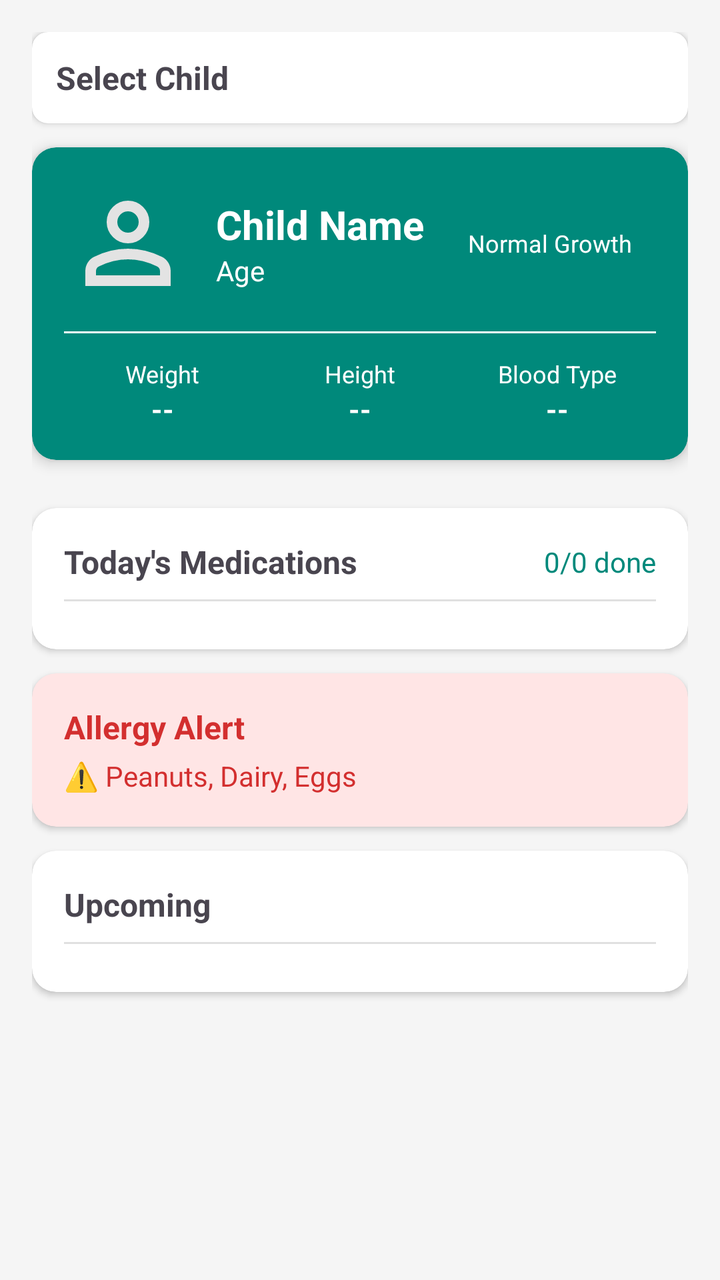
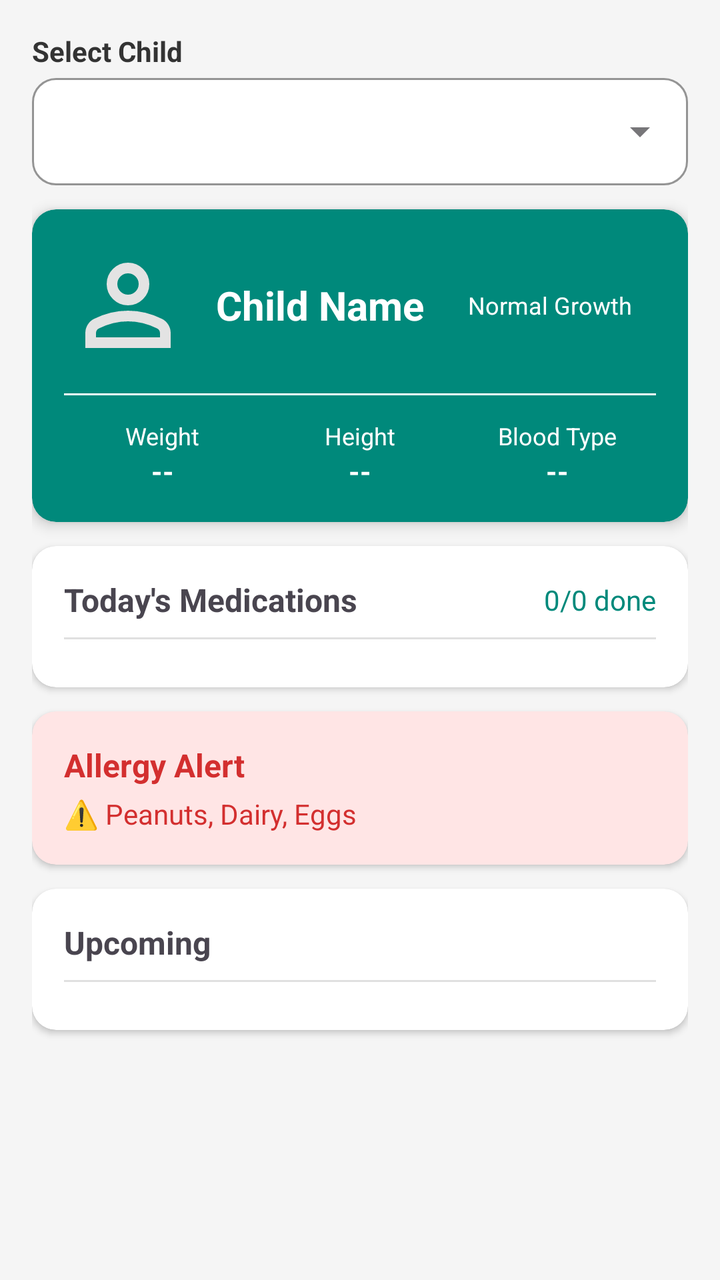

The first picture is an Android layout as it rendered before a commit; the second is the same layout after the commit. The layout source and the unified diff follow.
<!-- AndroidManifest.xml: application theme Theme.Carelyo -->
<!-- res/layout/fragment_home.xml -->
<?xml version="1.0" encoding="utf-8"?>
<ScrollView xmlns:android="http://schemas.android.com/apk/res/android"
    xmlns:app="http://schemas.android.com/apk/res-auto"
    xmlns:tools="http://schemas.android.com/tools"
    android:layout_width="match_parent"
    android:layout_height="match_parent"
    android:fillViewport="true"
    android:background="#F5F5F5">

    <LinearLayout
        android:layout_width="match_parent"
        android:layout_height="wrap_content"
        android:orientation="vertical"
        android:padding="16dp">

        
        <ProgressBar
            android:id="@+id/progressBar"
            android:layout_width="wrap_content"
            android:layout_height="wrap_content"
            android:layout_gravity="center"
            android:visibility="gone"
            tools:visibility="visible" />

        
        <androidx.cardview.widget.CardView
            android:id="@+id/childSelectorContainer"
            android:layout_width="match_parent"
            android:layout_height="wrap_content"
            app:cardCornerRadius="8dp"
            app:cardElevation="2dp"
            android:clickable="true"
            android:focusable="true">

            <LinearLayout
                android:layout_width="match_parent"
                android:layout_height="wrap_content"
                android:orientation="horizontal"
                android:padding="12dp"
                android:gravity="center_vertical">

                <TextView
                    android:id="@+id/tvChildSelectorText"
                    android:layout_width="0dp"
                    android:layout_height="wrap_content"
                    android:layout_weight="1"
                    android:text="Select Child"
                    android:textSize="16sp"
                    android:textStyle="bold" />

                <ImageView
                    android:id="@+id/ivDropdownIcon"
                    android:layout_width="24dp"
                    android:layout_height="24dp"
                    android:src="@drawable/ic_dropdown"
                    android:visibility="gone"
                    tools:visibility="visible" />
            </LinearLayout>
        </androidx.cardview.widget.CardView>

        
        <View
            android:layout_width="match_parent"
            android:layout_height="12dp" />

        
        <androidx.cardview.widget.CardView
            android:id="@+id/cardChildDetails"
            android:layout_width="match_parent"
            android:layout_height="wrap_content"
            app:cardCornerRadius="12dp"
            app:cardElevation="4dp"
            android:backgroundTint="#00897B">

            <LinearLayout
                android:layout_width="match_parent"
                android:layout_height="wrap_content"
                android:orientation="vertical"
                android:padding="16dp">

                
                <LinearLayout
                    android:layout_width="match_parent"
                    android:layout_height="wrap_content"
                    android:orientation="horizontal"
                    android:gravity="center_vertical">

                    <ImageView
                        android:id="@+id/ivChildProfile"
                        android:layout_width="64dp"
                        android:layout_height="64dp"
                        android:src="@drawable/ic_avatar_male"
                        app:circleCrop="true" />

                    <LinearLayout
                        android:layout_width="0dp"
                        android:layout_height="wrap_content"
                        android:layout_weight="1"
                        android:layout_marginStart="12dp"
                        android:orientation="vertical">

                        <TextView
                            android:id="@+id/tvChildName"
                            android:layout_width="wrap_content"
                            android:layout_height="wrap_content"
                            android:text="Child Name"
                            android:textColor="@android:color/white"
                            android:textSize="20sp"
                            android:textStyle="bold" />

                        <TextView
                            android:id="@+id/tvChildAge"
                            android:layout_width="wrap_content"
                            android:layout_height="wrap_content"
                            android:text="Age"
                            android:textColor="@android:color/white"
                            android:textSize="14sp" />
                    </LinearLayout>

                    <TextView
                        android:id="@+id/tvGrowthStatus"
                        android:layout_width="wrap_content"
                        android:layout_height="wrap_content"
                        android:paddingHorizontal="12dp"
                        android:paddingVertical="4dp"
                        android:text="Normal Growth"
                        android:textColor="@android:color/white"
                        android:textSize="12sp" />
                </LinearLayout>

                
                <View
                    android:layout_width="match_parent"
                    android:layout_height="1dp"
                    android:layout_marginVertical="12dp"
                    android:background="@android:color/white" />

                
                <LinearLayout
                    android:layout_width="match_parent"
                    android:layout_height="wrap_content"
                    android:orientation="horizontal"
                    android:weightSum="3">

                    <LinearLayout
                        android:layout_width="0dp"
                        android:layout_height="wrap_content"
                        android:layout_weight="1"
                        android:orientation="vertical"
                        android:gravity="center">

                        <TextView
                            android:layout_width="wrap_content"
                            android:layout_height="wrap_content"
                            android:text="Weight"
                            android:textColor="@android:color/white"
                            android:textSize="12sp" />

                        <TextView
                            android:id="@+id/tvWeightValue"
                            android:layout_width="wrap_content"
                            android:layout_height="wrap_content"
                            android:text="--"
                            android:textColor="@android:color/white"
                            android:textSize="14sp"
                            android:textStyle="bold" />
                    </LinearLayout>

                    <LinearLayout
                        android:layout_width="0dp"
                        android:layout_height="wrap_content"
                        android:layout_weight="1"
                        android:orientation="vertical"
                        android:gravity="center">

                        <TextView
                            android:layout_width="wrap_content"
                            android:layout_height="wrap_content"
                            android:text="Height"
                            android:textColor="@android:color/white"
                            android:textSize="12sp" />

                        <TextView
                            android:id="@+id/tvHeightValue"
                            android:layout_width="wrap_content"
                            android:layout_height="wrap_content"
                            android:text="--"
                            android:textColor="@android:color/white"
                            android:textSize="14sp"
                            android:textStyle="bold" />
                    </LinearLayout>

                    <LinearLayout
                        android:layout_width="0dp"
                        android:layout_height="wrap_content"
                        android:layout_weight="1"
                        android:orientation="vertical"
                        android:gravity="center">

                        <TextView
                            android:layout_width="wrap_content"
                            android:layout_height="wrap_content"
                            android:text="Blood Type"
                            android:textColor="@android:color/white"
                            android:textSize="12sp" />

                        <TextView
                            android:id="@+id/tvBloodTypeValue"
                            android:layout_width="wrap_content"
                            android:layout_height="wrap_content"
                            android:text="--"
                            android:textColor="@android:color/white"
                            android:textSize="14sp"
                            android:textStyle="bold" />
                    </LinearLayout>
                </LinearLayout>
            </LinearLayout>
        </androidx.cardview.widget.CardView>

        
        <View
            android:layout_width="match_parent"
            android:layout_height="12dp" />

        
        <View
            android:layout_width="match_parent"
            android:layout_height="12dp" />

        
        <androidx.cardview.widget.CardView
            android:id="@+id/cardMedications"
            android:layout_width="match_parent"
            android:layout_height="wrap_content"
            app:cardCornerRadius="12dp"
            app:cardElevation="2dp"
            android:backgroundTint="@android:color/white">

            <LinearLayout
                android:layout_width="match_parent"
                android:layout_height="wrap_content"
                android:orientation="vertical"
                android:padding="16dp">

                
                <LinearLayout
                    android:layout_width="match_parent"
                    android:layout_height="wrap_content"
                    android:orientation="horizontal"
                    android:gravity="center_vertical">

                    <TextView
                        android:layout_width="0dp"
                        android:layout_height="wrap_content"
                        android:layout_weight="1"
                        android:text="Today's Medications"
                        android:textSize="16sp"
                        android:textStyle="bold" />

                    <TextView
                        android:id="@+id/tvMedicationProgress"
                        android:layout_width="wrap_content"
                        android:layout_height="wrap_content"
                        android:text="0/0 done"
                        android:textSize="14sp"
                        android:textColor="#00897B" />
                </LinearLayout>

                
                <View
                    android:layout_width="match_parent"
                    android:layout_height="1dp"
                    android:layout_marginVertical="8dp"
                    android:background="#E0E0E0" />

                
                <androidx.recyclerview.widget.RecyclerView
                    android:id="@+id/rvMedications"
                    android:layout_width="match_parent"
                    android:layout_height="wrap_content"
                    android:nestedScrollingEnabled="false" />
            </LinearLayout>
        </androidx.cardview.widget.CardView>

        
        <View
            android:layout_width="match_parent"
            android:layout_height="12dp" />

        
        <androidx.cardview.widget.CardView
            android:id="@+id/cardAllergyAlert"
            android:layout_width="match_parent"
            android:layout_height="wrap_content"
            app:cardCornerRadius="12dp"
            app:cardElevation="2dp"
            android:backgroundTint="#FFE5E5">

            <LinearLayout
                android:layout_width="match_parent"
                android:layout_height="wrap_content"
                android:orientation="vertical"
                android:padding="16dp">

                <TextView
                    android:id="@+id/tvAllergyTitle"
                    android:layout_width="wrap_content"
                    android:layout_height="wrap_content"
                    android:text="Allergy Alert"
                    android:textColor="#D32F2F"
                    android:textSize="16sp"
                    android:textStyle="bold" />

                <TextView
                    android:id="@+id/tvAllergyDescription"
                    android:layout_width="match_parent"
                    android:layout_height="wrap_content"
                    android:layout_marginTop="4dp"
                    android:text="⚠️ Peanuts, Dairy, Eggs"
                    android:textColor="#D32F2F"
                    android:textSize="14sp" />

                
                <com.google.android.material.chip.ChipGroup
                    android:id="@+id/chipGroupAllergies"
                    android:layout_width="match_parent"
                    android:layout_height="wrap_content"
                    android:layout_marginTop="8dp"
                    android:visibility="gone" />

            </LinearLayout>
        </androidx.cardview.widget.CardView>

        
        <View
            android:layout_width="match_parent"
            android:layout_height="12dp" />

        
        <androidx.cardview.widget.CardView
            android:id="@+id/cardUpcoming"
            android:layout_width="match_parent"
            android:layout_height="wrap_content"
            app:cardCornerRadius="12dp"
            app:cardElevation="2dp"
            android:backgroundTint="@android:color/white">

            <LinearLayout
                android:layout_width="match_parent"
                android:layout_height="wrap_content"
                android:orientation="vertical"
                android:padding="16dp">

                
                <LinearLayout
                    android:layout_width="match_parent"
                    android:layout_height="wrap_content"
                    android:orientation="horizontal"
                    android:gravity="center_vertical">

                    <TextView
                        android:layout_width="0dp"
                        android:layout_height="wrap_content"
                        android:layout_weight="1"
                        android:text="Upcoming"
                        android:textSize="16sp"
                        android:textStyle="bold" />
                </LinearLayout>

                
                <View
                    android:layout_width="match_parent"
                    android:layout_height="1dp"
                    android:layout_marginVertical="8dp"
                    android:background="#E0E0E0" />

                
                <androidx.recyclerview.widget.RecyclerView
                    android:id="@+id/rvUpcomingEvents"
                    android:layout_width="match_parent"
                    android:layout_height="wrap_content"
                    android:nestedScrollingEnabled="false" />

                
                <TextView
                    android:id="@+id/tvUpcomingEmpty"
                    android:layout_width="match_parent"
                    android:layout_height="wrap_content"
                    android:gravity="center"
                    android:padding="16dp"
                    android:text="No upcoming events"
                    android:textColor="#757575"
                    android:visibility="gone"
                    tools:visibility="visible" />
            </LinearLayout>
        </androidx.cardview.widget.CardView>

        
        <View
            android:layout_width="match_parent"
            android:layout_height="16dp" />

    </LinearLayout>
</ScrollView>
<!-- resources referenced by this layout -->
<resources>
  <!-- drawable ic_avatar_male (drawable) -->
  <vector xmlns:android="http://schemas.android.com/apk/res/android"
      android:width="24dp"
      android:height="24dp"
      android:viewportWidth="960"
      android:viewportHeight="960">
    <path
        android:pathData="M367,433q-47,-47 -47,-113t47,-113q47,-47 113,-47t113,47q47,47 47,113t-47,113q-47,47 -113,47t-113,-47ZM160,800v-112q0,-34 17.5,-62.5T224,582q62,-31 126,-46.5T480,520q66,0 130,15.5T736,582q29,15 46.5,43.5T800,688v112L160,800ZM240,720h480v-32q0,-11 -5.5,-20T700,654q-54,-27 -109,-40.5T480,600q-56,0 -111,13.5T260,654q-9,5 -14.5,14t-5.5,20v32ZM536.5,376.5Q560,353 560,320t-23.5,-56.5Q513,240 480,240t-56.5,23.5Q400,287 400,320t23.5,56.5Q447,400 480,400t56.5,-23.5ZM480,320ZM480,720Z"
        android:fillColor="#e3e3e3"/>
  </vector>
  <!-- drawable ic_dropdown (drawable) -->
  <vector xmlns:android="http://schemas.android.com/apk/res/android"
      android:width="24dp"
      android:height="24dp"
      android:viewportWidth="960"
      android:viewportHeight="960">
    <path
        android:pathData="M480,616 L240,376l56,-56 184,184 184,-184 56,56 -240,240Z"
        android:fillColor="#e3e3e3"/>
  </vector>
  <style name="Theme.Carelyo" parent="Base.Theme.Carelyo" />
  <style name="Base.Theme.Carelyo" parent="Theme.Material3.DayNight.NoActionBar">
          
          
      </style>
</resources>

<!-- the commit's change to res/layout/fragment_home.xml (unified diff, before → after) -->
@@ -23,45 +23,43 @@
             tools:visibility="visible" />
 
         
-        <androidx.cardview.widget.CardView
-            android:id="@+id/childSelectorContainer"
-            android:layout_width="match_parent"
-            android:layout_height="wrap_content"
-            app:cardCornerRadius="8dp"
-            app:cardElevation="2dp"
-            android:clickable="true"
-            android:focusable="true">
-
-            <LinearLayout
-                android:layout_width="match_parent"
-                android:layout_height="wrap_content"
-                android:orientation="horizontal"
-                android:padding="12dp"
-                android:gravity="center_vertical">
-
-                <TextView
-                    android:id="@+id/tvChildSelectorText"
-                    android:layout_width="0dp"
-                    android:layout_height="wrap_content"
-                    android:layout_weight="1"
-                    android:text="Select Child"
-                    android:textSize="16sp"
-                    android:textStyle="bold" />
-
-                <ImageView
-                    android:id="@+id/ivDropdownIcon"
-                    android:layout_width="24dp"
-                    android:layout_height="24dp"
-                    android:src="@drawable/ic_dropdown"
-                    android:visibility="gone"
-                    tools:visibility="visible" />
-            </LinearLayout>
-        </androidx.cardview.widget.CardView>
-
-        
-        <View
-            android:layout_width="match_parent"
-            android:layout_height="12dp" />
+        <TextView
+            android:id="@+id/tvDropdownLabel"
+            android:layout_width="wrap_content"
+            android:layout_height="wrap_content"
+            android:layout_marginBottom="4dp"
+            android:text="Select Child"
+            android:textSize="14sp"
+            android:textColor="#333333"
+            android:textStyle="bold" />
+
+        
+        <com.google.android.material.textfield.TextInputLayout
+            android:id="@+id/childSelectorMenu"
+            style="@style/Widget.MaterialComponents.TextInputLayout.OutlinedBox.ExposedDropdownMenu"
+            android:layout_width="match_parent"
+            android:layout_height="wrap_content"
+            android:layout_marginBottom="12dp"
+            app:boxBackgroundColor="@android:color/white"
+            app:boxCornerRadiusTopStart="12dp"
+            app:boxCornerRadiusTopEnd="12dp"
+            app:boxCornerRadiusBottomStart="12dp"
+            app:boxCornerRadiusBottomEnd="12dp"
+            app:boxStrokeColor="#7C7C7C"
+            app:hintEnabled="false">
+
+            <AutoCompleteTextView
+                android:id="@+id/actvChildSelector"
+                android:layout_width="match_parent"
+                android:layout_height="wrap_content"
+                android:inputType="none"
+                android:padding="16dp"
+                android:textSize="16sp"
+                android:textStyle="bold"
+                android:textColor="#333333"
+                android:popupBackground="@drawable/dropdown_popup_background" />
+
+        </com.google.android.material.textfield.TextInputLayout>
 
         
         <androidx.cardview.widget.CardView
@@ -107,14 +105,6 @@
                             android:textColor="@android:color/white"
                             android:textSize="20sp"
                             android:textStyle="bold" />
-
-                        <TextView
-                            android:id="@+id/tvChildAge"
-                            android:layout_width="wrap_content"
-                            android:layout_height="wrap_content"
-                            android:text="Age"
-                            android:textColor="@android:color/white"
-                            android:textSize="14sp" />
                     </LinearLayout>
 
                     <TextView
@@ -216,11 +206,6 @@
                 </LinearLayout>
             </LinearLayout>
         </androidx.cardview.widget.CardView>
-
-        
-        <View
-            android:layout_width="match_parent"
-            android:layout_height="12dp" />
 
         
         <View
<!-- resource entries referenced after the edit -->
@@ -1,5 +1,12 @@
 <!-- resources referenced by this layout -->
 <resources>
+  <!-- drawable dropdown_popup_background (drawable) -->
+  <?xml version="1.0" encoding="utf-8"?>
+  <shape xmlns:android="http://schemas.android.com/apk/res/android"
+      android:shape="rectangle">
+      <solid android:color="@android:color/white" />
+      <corners android:radius="12dp" />
+  </shape>
   <!-- drawable ic_avatar_male (drawable) -->
   <vector xmlns:android="http://schemas.android.com/apk/res/android"
       android:width="24dp"
@@ -10,16 +17,6 @@
         android:pathData="M367,433q-47,-47 -47,-113t47,-113q47,-47 113,-47t113,47q47,47 47,113t-47,113q-47,47 -113,47t-113,-47ZM160,800v-112q0,-34 17.5,-62.5T224,582q62,-31 126,-46.5T480,520q66,0 130,15.5T736,582q29,15 46.5,43.5T800,688v112L160,800ZM240,720h480v-32q0,-11 -5.5,-20T700,654q-54,-27 -109,-40.5T480,600q-56,0 -111,13.5T260,654q-9,5 -14.5,14t-5.5,20v32ZM536.5,376.5Q560,353 560,320t-23.5,-56.5Q513,240 480,240t-56.5,23.5Q400,287 400,320t23.5,56.5Q447,400 480,400t56.5,-23.5ZM480,320ZM480,720Z"
         android:fillColor="#e3e3e3"/>
   </vector>
-  <!-- drawable ic_dropdown (drawable) -->
-  <vector xmlns:android="http://schemas.android.com/apk/res/android"
-      android:width="24dp"
-      android:height="24dp"
-      android:viewportWidth="960"
-      android:viewportHeight="960">
-    <path
-        android:pathData="M480,616 L240,376l56,-56 184,184 184,-184 56,56 -240,240Z"
-        android:fillColor="#e3e3e3"/>
-  </vector>
   <style name="Theme.Carelyo" parent="Base.Theme.Carelyo" />
   <style name="Base.Theme.Carelyo" parent="Theme.Material3.DayNight.NoActionBar">
           
